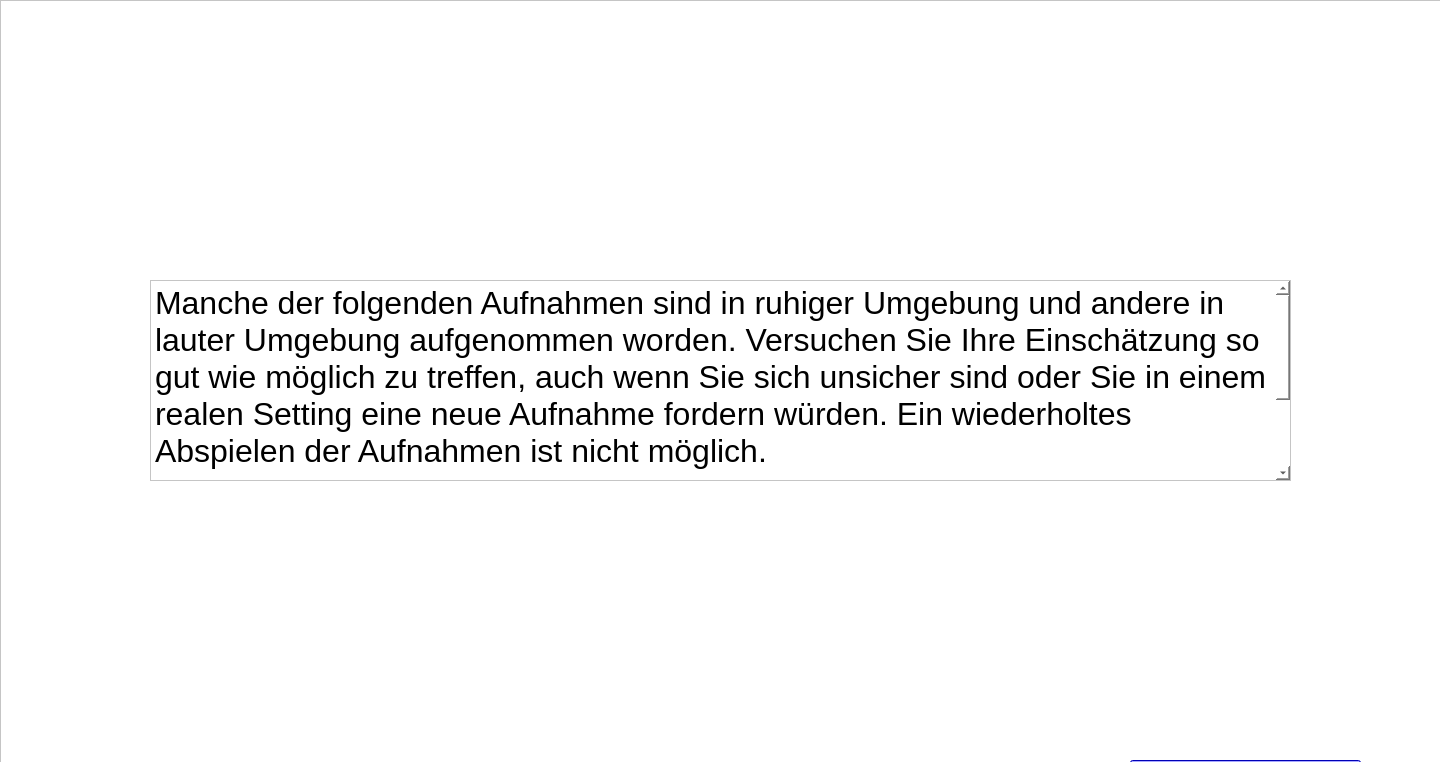
IKI-Lab/auscultation_AI_noise_exp, file forms/postExample.ui: the form before one commit.
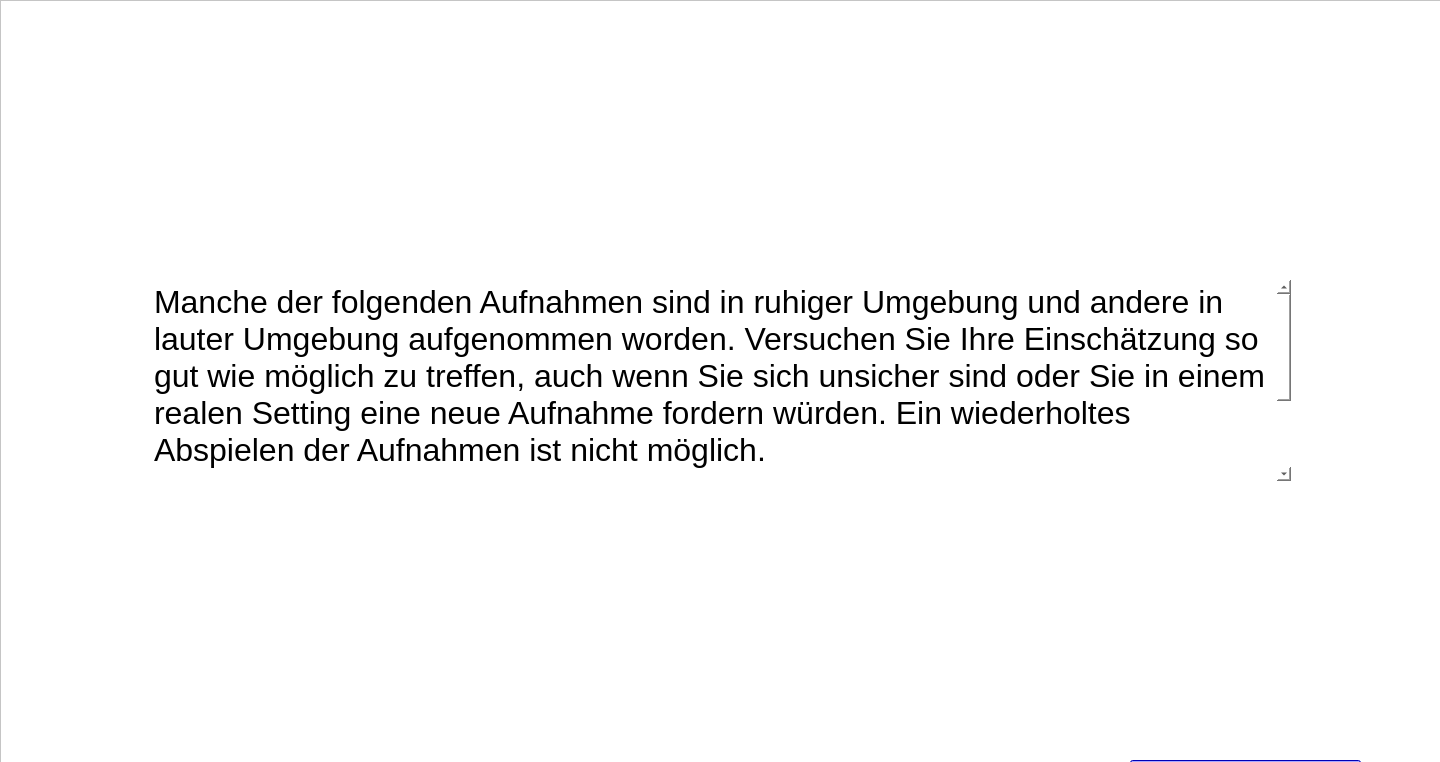
The form after the commit.

Patch:
```diff
--- a/forms/postExample.ui
+++ b/forms/postExample.ui
@@ -68,6 +68,9 @@
       <height>201</height>
      </rect>
     </property>
+    <property name="frameShape">
+     <enum>QFrame::NoFrame</enum>
+    </property>
     <property name="html">
      <string>&lt;!DOCTYPE HTML PUBLIC &quot;-//W3C//DTD HTML 4.0//EN&quot; &quot;http://www.w3.org/TR/REC-html40/strict.dtd&quot;&gt;
 &lt;html&gt;&lt;head&gt;&lt;meta name=&quot;qrichtext&quot; content=&quot;1&quot; /&gt;&lt;style type=&quot;text/css&quot;&gt;
```
